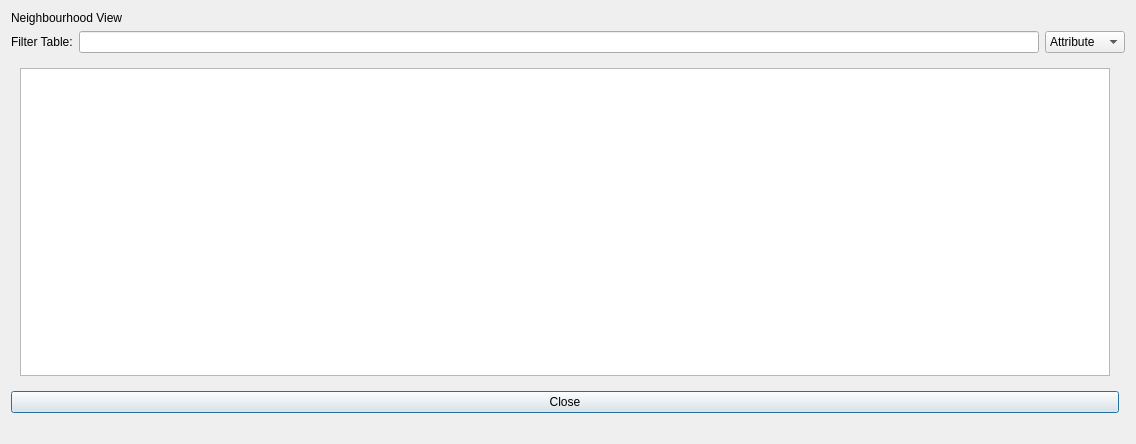
The window that dialogs/ui/clusterviewdialog.ui (sparqlunicorn/sparqlunicornGoesGIS) describes before a commit, drawn with Qt 5.
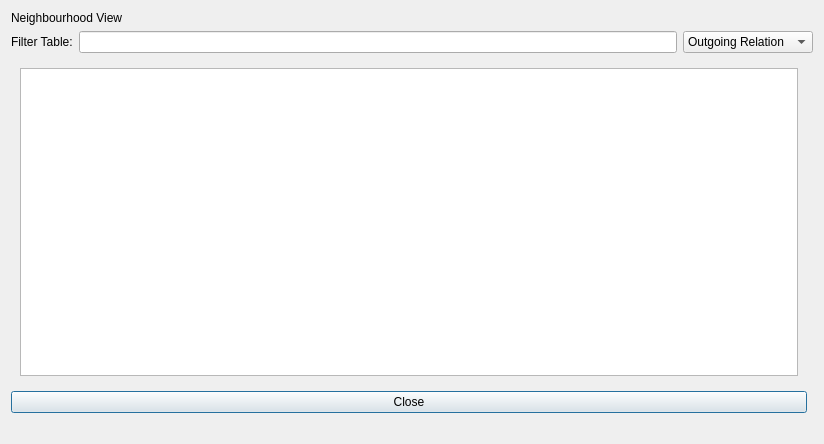
The same window after the commit.

Diff of the .ui file:
```diff
--- a/dialogs/ui/clusterviewdialog.ui
+++ b/dialogs/ui/clusterviewdialog.ui
@@ -6,7 +6,7 @@
    <rect>
     <x>0</x>
     <y>0</y>
-    <width>1136</width>
+    <width>824</width>
     <height>444</height>
    </rect>
   </property>
@@ -28,9 +28,15 @@
      </item>
      <item>
       <widget class="QComboBox" name="filterTableComboBox">
+       <property name="currentIndex">
+        <number>3</number>
+       </property>
+       <property name="modelColumn">
+        <number>0</number>
+       </property>
        <item>
         <property name="text">
-         <string>Attribute</string>
+         <string>Incoming Concept</string>
         </property>
        </item>
        <item>
@@ -40,7 +46,17 @@
        </item>
        <item>
         <property name="text">
-         <string>Value</string>
+         <string>Concept</string>
+        </property>
+       </item>
+       <item>
+        <property name="text">
+         <string>Outgoing Relation</string>
+        </property>
+       </item>
+       <item>
+        <property name="text">
+         <string>Outgoing Concept</string>
         </property>
        </item>
       </widget>
@@ -99,7 +115,7 @@
           <bool>true</bool>
          </attribute>
          <attribute name="horizontalHeaderMinimumSectionSize">
-          <number>30</number>
+          <number>50</number>
          </attribute>
          <attribute name="horizontalHeaderShowSortIndicator" stdset="0">
           <bool>true</bool>
@@ -110,6 +126,9 @@
          <attribute name="verticalHeaderVisible">
           <bool>false</bool>
          </attribute>
+         <attribute name="verticalHeaderMinimumSectionSize">
+          <number>21</number>
+         </attribute>
         </widget>
        </item>
       </layout>
```
Left out of the diff: 2 changed lines with no effect on the pictures.
